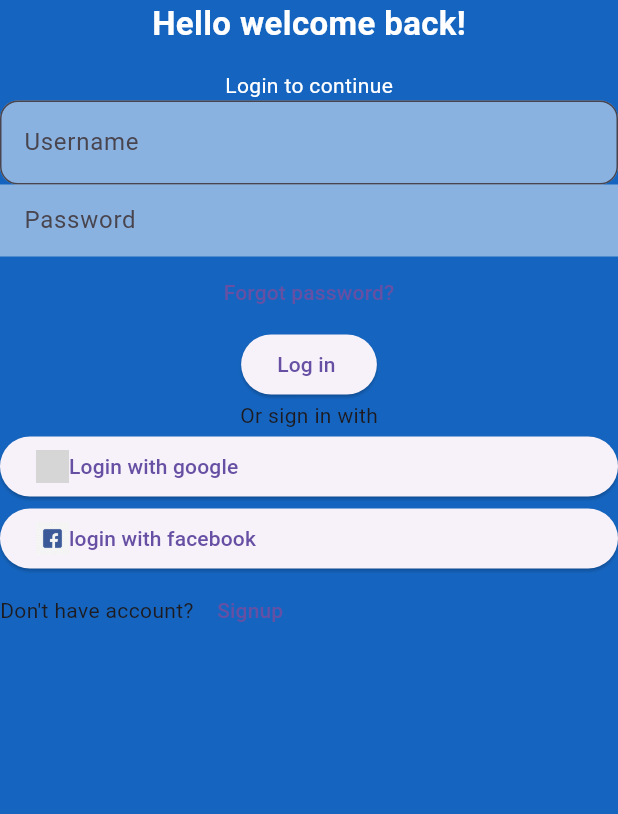
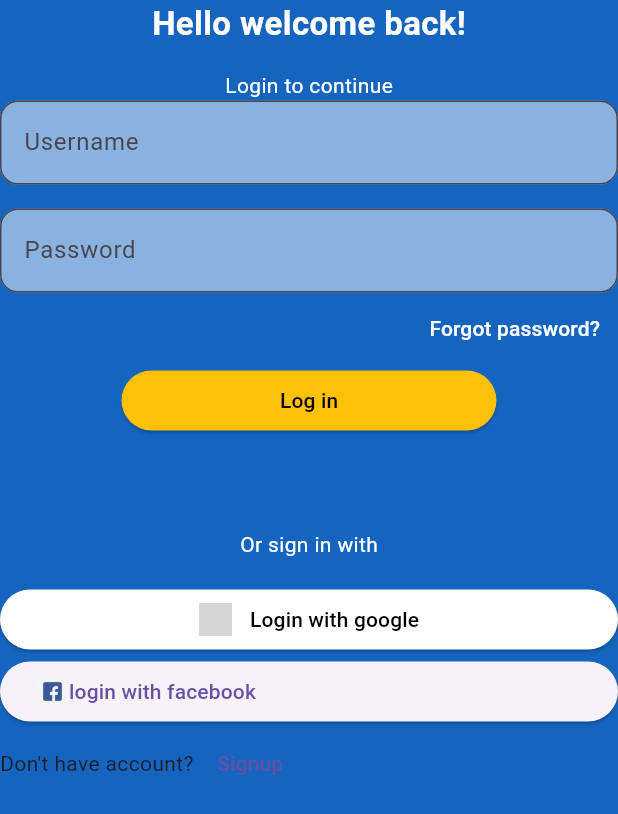
Before and after one commit to zeeelord/DATEY, a Flutter app: the screen it shows after launch, after a tap on "Forgot password?", on a phone screen of 412 x 824 dp. Shown: the top 814 px of the screen. Run offline on Flutter 3.47's test engine with Material 3 defaults, Android fonts, the phone set to English and light mode, and no system bars; grey boxes are pictures that could not be loaded.

Commit message:
refactor: enhance login page UI with improved TextField styles and layout adjustments

```diff
--- a/flutter_test_application/lib/login_page.dart
+++ b/flutter_test_application/lib/login_page.dart
@@ -33,38 +33,64 @@ class loginPage extends StatelessWidget {
               fillColor: Colors.white.withOpacity(0.5),
             ),
           ),
+          SizedBox(height: 16),
           TextField(
             decoration: InputDecoration(
               hintText: 'Password',
-              border: InputBorder.none,
               filled: true,
               fillColor: Colors.white.withOpacity(0.5),
+              border: OutlineInputBorder(
+                borderRadius: BorderRadius.all(Radius.circular(12)),
               ),
             ),
-          TextButton(
+          ),
+          Align(
+            alignment: Alignment.centerRight,
+            child: TextButton(
               onPressed: () {
-              print("Clicked");
+                print("Forgot is Clicked");
               },
+              style: TextButton.styleFrom(foregroundColor: Colors.white),
               child: Text('Forgot password?'),
             ),
-          ElevatedButton(
+          ),
+          SizedBox(
+            width: 250,
+            child: ElevatedButton(
               onPressed: () {
                 print("login is clicked");
               },
-            child: Text('Log in '),
+              child: Text('Log in'),
+              style: TextButton.styleFrom(
+                backgroundColor: Colors.amber,
+                foregroundColor: Colors.black,
               ),
-          Text('Or sign in with'),
+            ),
+          ),
+          SizedBox(height: 62),
+          Text('Or sign in with', style: TextStyle(color: Colors.white)),
+          SizedBox(height: 16),
+
           ElevatedButton(
             onPressed: () {
               print(" google  is clicked");
             },
+            style: ElevatedButton.styleFrom(
+              backgroundColor: Colors.white,
+              foregroundColor: Colors.black,
+              shape: RoundedRectangleBorder(
+                borderRadius: BorderRadius.all(Radius.circular(50)),
+              ),
+            ),
             child: Row(
+              mainAxisAlignment: MainAxisAlignment.center,
               children: [
                 Image.asset(
                   'assets/images/Google_icon.jpg',
                   height: 22,
                   width: 22,
                 ),
+                SizedBox(width: 12),
                 Text('Login with google'),
               ],
             ),
--- a/flutter_test_application/lib/main.dart
+++ b/flutter_test_application/lib/main.dart
@@ -8,7 +8,6 @@ void main() {
 
 class MyApp extends StatelessWidget {
   const MyApp({super.key});
-
   @override
   Widget build(BuildContext context) {
     return MaterialApp(debugShowCheckedModeBanner: false, home: loginPage());
```
Lines whose indentation alone changed are shown as unchanged.
